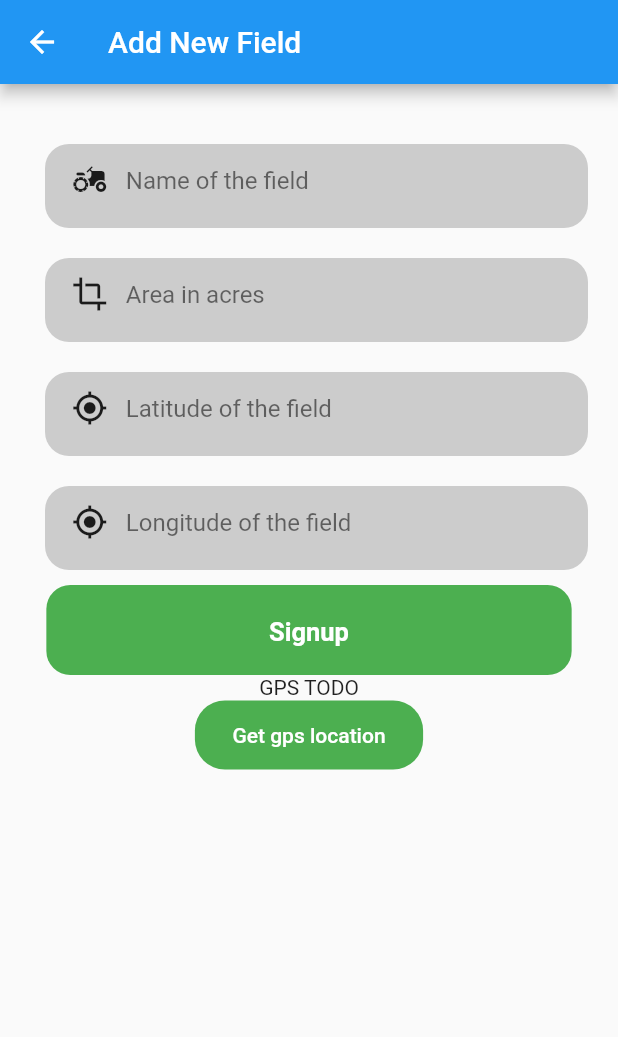
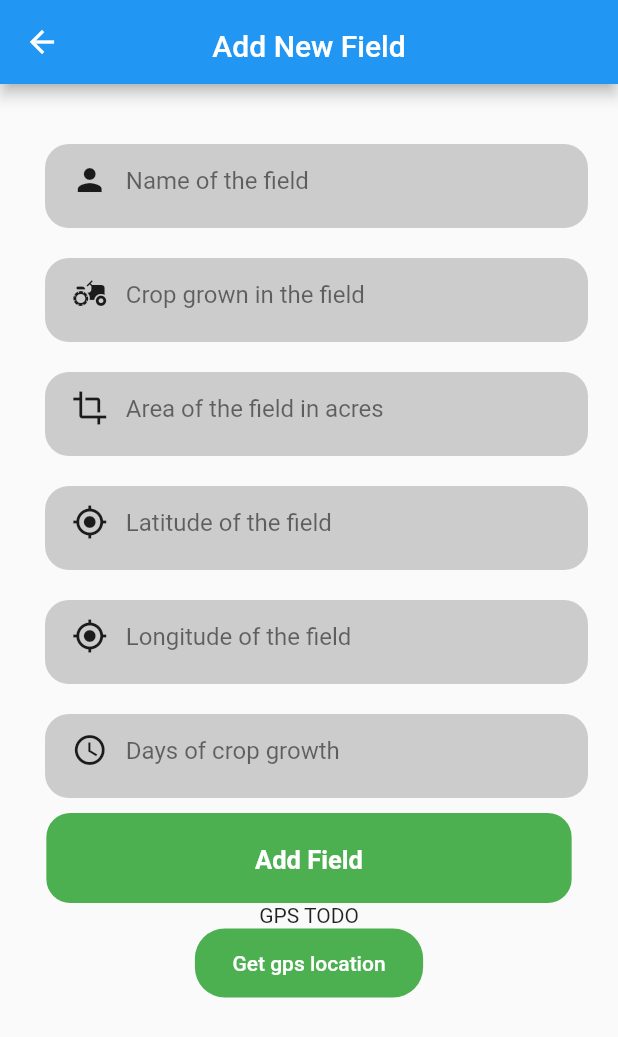
Before and after one commit to AsishGokarakonda/Flutter-Crop-Detection, a Flutter app: the AddField screen opened by its route, on a phone screen of 412 x 824 dp. Shown: the top 1037 px of the screen. Run offline on Flutter 3.47's test engine with Material 2 defaults, Android fonts, the phone set to English and light mode, and no system bars; our stand-ins replace awesome_notifications, flutter_dotenv, flutter_secure_storage, font_awesome_flutter, geolocator, get and 8 more; missing offline and left inert: dart:ffi; accounts and stored records are empty.

Commit message:
Adding fields

```diff
--- a/lib/screens/profile/add_newfield.dart
+++ b/lib/screens/profile/add_newfield.dart
@@ -20,9 +20,11 @@ class AddField extends StatefulWidget {
 
 class _AddFieldState extends State<AddField> {
   static String fieldName = "";
+  static String cropName = "";
   static double fieldArea = 0.0;
   static double latitude = 0.0;
   static double longitude = 0.0;
+  static int days = 0;
   final GlobalKey<FormState> _formkey = GlobalKey<FormState>();
 
   //   var locationmessage = "";
@@ -68,7 +70,10 @@ class _AddFieldState extends State<AddField> {
   Widget build(BuildContext context) {
     return Scaffold(
       appBar: AppBar(
-        title: const Text('Add New Field'),
+        title: Container(
+            margin: const EdgeInsets.only(top: 5),
+            child: const Text('Add New Field')),
+        centerTitle: true,
       ),
       body: SingleChildScrollView(
         child: Center(
@@ -83,12 +88,18 @@ class _AddFieldState extends State<AddField> {
                   children: [
                     const GetTextField(
                       hint: 'Name of the field',
+                      icon: Icons.person,
+                      inputAction: TextInputAction.next,
+                      inputType: TextInputType.text,
+                    ),
+                    const GetTextField(
+                      hint: 'Crop grown in the field',
                       icon: Icons.agriculture,
                       inputAction: TextInputAction.next,
                       inputType: TextInputType.text,
                     ),
                     const GetTextField(
-                      hint: 'Area in acres',
+                      hint: 'Area of the field in acres',
                       icon: Icons.crop,
                       inputAction: TextInputAction.next,
                       inputType: TextInputType.text,
@@ -102,6 +113,12 @@ class _AddFieldState extends State<AddField> {
                     const GetTextField(
                       hint: 'Longitude of the field',
                       icon: Icons.my_location,
+                      inputAction: TextInputAction.next,
+                      inputType: TextInputType.text,
+                    ),
+                    const GetTextField(
+                      hint: 'Days of crop growth',
+                      icon: Icons.access_time,
                       inputAction: TextInputAction.next,
                       inputType: TextInputType.text,
                     ),
@@ -120,7 +137,8 @@ class _AddFieldState extends State<AddField> {
                               _formkey.currentState!.save();
                               const storage = FlutterSecureStorage();
                               var jwt = await storage.read(key: 'jwt');
-                              await http.post(
+                              await http
+                                  .post(
                                       Uri.parse('${APILoad.api}/api/addfield/'),
                                       headers: {
                                         'Content-Type': 'application/json',
@@ -132,22 +150,26 @@ class _AddFieldState extends State<AddField> {
                                         'area': '$fieldArea',
                                         'latitude': '$latitude',
                                         'longitude': '$longitude',
-                                  })).then(((value) => {
+                                      }))
+                                  .then(((value) => {
                                         if (value.statusCode == 200)
                                           {
                                             showDialog(
                                                 context: context,
-                                            builder: (BuildContext context) {
+                                                builder:
+                                                    (BuildContext context) {
                                                   return AlertDialog(
-                                                title:
-                                                    const Text('Field Added'),
+                                                    title: const Text(
+                                                        'Field Added'),
                                                     content: const Text(
                                                         'Field is added successfully'),
                                                     actions: [
                                                       TextButton(
                                                         onPressed: () {
-                                                      Navigator.pop(context);
-                                                      Navigator.pop(context);
+                                                          Navigator.pop(
+                                                              context);
+                                                          Navigator.pop(
+                                                              context);
                                                           Navigator
                                                               .popAndPushNamed(
                                                                   context,
@@ -163,7 +185,7 @@ class _AddFieldState extends State<AddField> {
                             }
                           },
                           child: const Text(
-                            'Signup',
+                            'Add Field',
                             style: TextStyle(
                                 color: Colors.white,
                                 height: 1.4,
@@ -173,13 +195,12 @@ class _AddFieldState extends State<AddField> {
                     ),
                   ],
                 )),
-
             const Text('GPS TODO'),
             TextButton(
               onPressed: () {},
               style: TextButton.styleFrom(
-                  padding: const EdgeInsets.symmetric(
-                      horizontal: 25, vertical: 15),
+                  padding:
+                      const EdgeInsets.symmetric(horizontal: 25, vertical: 15),
                   backgroundColor: Colors.green,
                   shape: const RoundedRectangleBorder(
                       borderRadius: BorderRadius.all(Radius.circular(20)))),
@@ -188,7 +209,6 @@ class _AddFieldState extends State<AddField> {
                 style: TextStyle(color: Colors.white),
               ),
             ),
-
           ],
         )),
       ),
@@ -248,7 +268,7 @@ class GetTextField extends StatelessWidget {
                       }
                       return null;
                     }
-                  : hint == 'Area in acres'
+                  : hint == 'Area of the field in acres'
                       ? (value) {
                           // check if value is a double or not
                           if (value!.isEmpty ||
@@ -266,6 +286,32 @@ class GetTextField extends StatelessWidget {
                               }
                               return null;
                             }
+                          : hint == 'Longitude of the field'
+                              ? (value) {
+                                  // check if value is a double or not
+                                  if (value!.isEmpty ||
+                                      double.tryParse(value) == null) {
+                                    return 'Longitude must be a number';
+                                  }
+                                  return null;
+                                }
+                              : hint == 'Days of crop growth'
+                                  // check if value is a integer or not
+                                  ? (value) {
+                                      if (value!.isEmpty ||
+                                          int.tryParse(value) == null) {
+                                        return 'Days must be a number';
+                                      }
+                                      return null;
+                                    }
+                                  : hint == 'Crop grown in the field'
+                                      ? (value) {
+                                          if (value!.isEmpty ||
+                                              value.length < 3) {
+                                            return 'Crop name must be atleast 3 characters';
+                                          }
+                                          return null;
+                                        }
                                       : (value) {
                                           if (value!.isEmpty ||
                                               double.tryParse(value) == null) {
@@ -276,13 +322,18 @@ class GetTextField extends StatelessWidget {
               onSaved: (value) {
                 if (hint == 'Name of the field') {
                   _AddFieldState.fieldName = value!;
-                } else if (hint == 'Area in acres') {
+                } else if (hint == 'Area of the field in acres') {
                   _AddFieldState.fieldArea = double.parse(value!);
                 } else if (hint == 'Latitude of the field') {
                   _AddFieldState.latitude = double.parse(value!);
                 } else if (hint == 'Longitude of the field') {
                   _AddFieldState.longitude = double.parse(value!);
+                } else if (hint == 'Days of crop growth') {
+                  _AddFieldState.days = int.parse(value!);
+                } else if (hint == 'Crop grown in the field') {
+                  _AddFieldState.cropName = value!;
                 }
+
               },
             ),
           ),
```
Also changed, not shown: lib/screens/profile/profile_page.dart (+8 -5 lines). Lines whose indentation alone changed are shown as unchanged.
